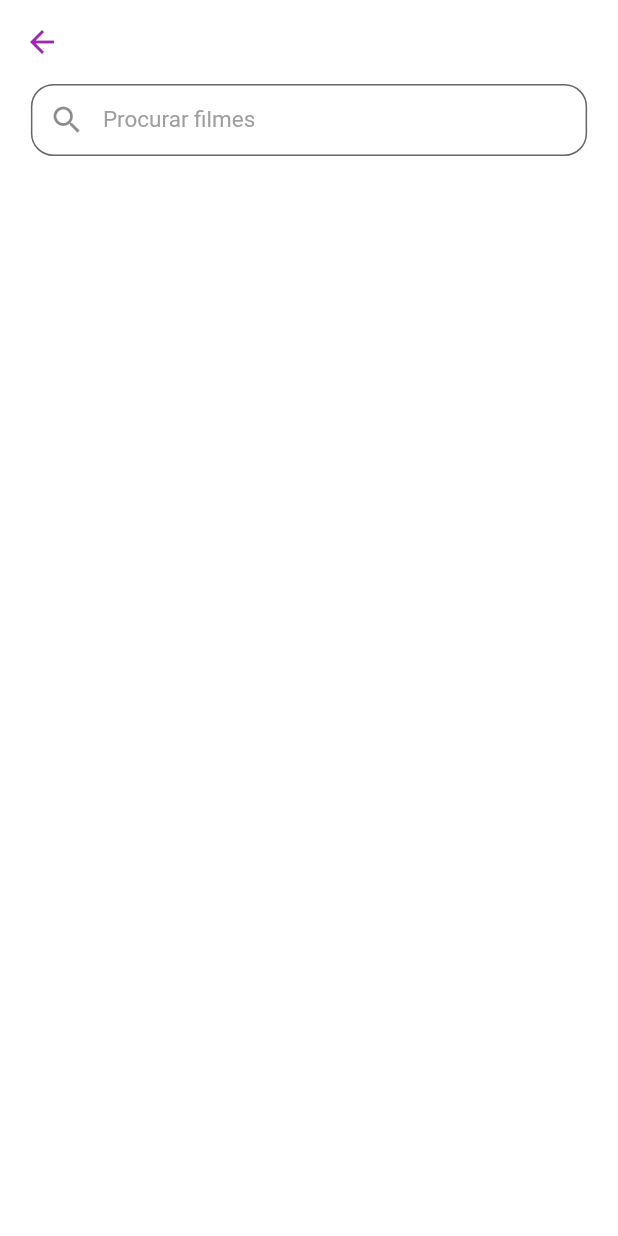
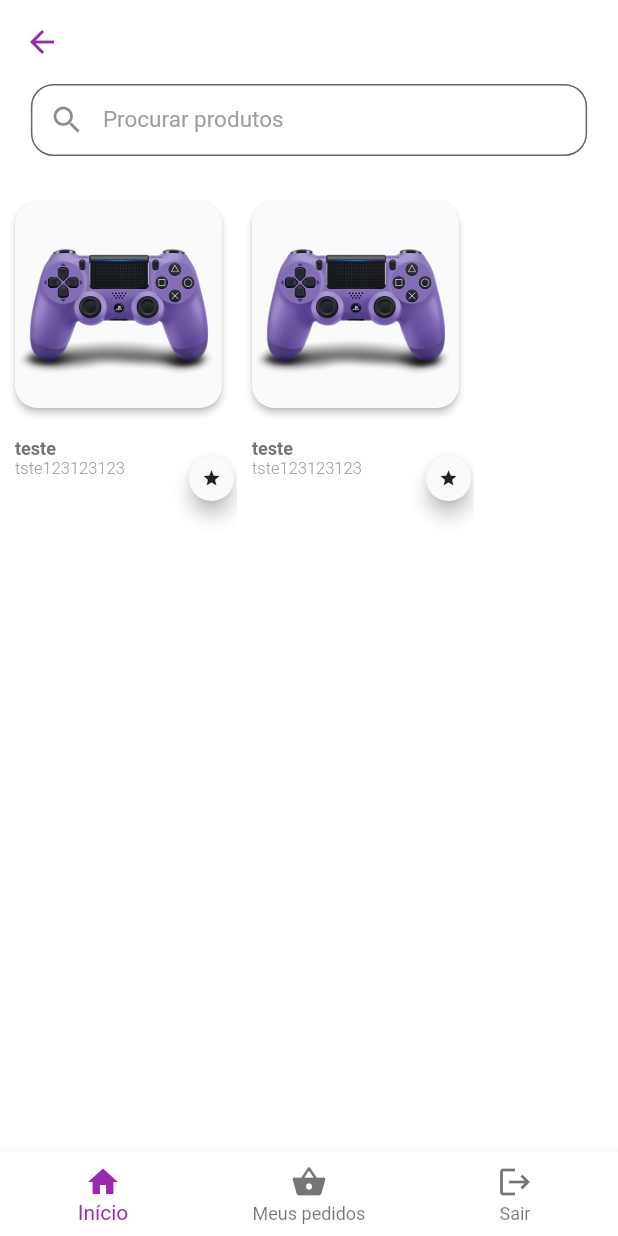
Before and after one commit to oapmartins/aplicacao-E-comerce, a Flutter app: the HomePage screen opened by its route, on a phone screen of 412 x 824 dp. Run offline on Flutter 3.47's test engine with Material 2 defaults, Android fonts, the phone set to English and light mode, and no system bars; our stand-ins replace transparent_image; Roboto replaces fonts that are missing (Muli).

Commit message:
Começando a fazer página inicial e página dos pedidos.

```diff
--- /dev/null
+++ b/lib/components/card_produtos.dart
@@ -0,0 +1,67 @@
+import 'package:flutter/material.dart';
+import 'package:transparent_image/transparent_image.dart';
+
+class CardProdutos extends StatelessWidget {
+  const CardProdutos({Key? key}) : super(key: key);
+
+  @override
+  Widget build(BuildContext context) {
+    return Container(
+      width: 158,
+      height: 280,
+      child: Stack(
+        children: [
+          Padding(
+            padding: const EdgeInsets.all(10.0),
+            child: Column(
+              crossAxisAlignment: CrossAxisAlignment.start,
+              children: [
+                Material(
+                  elevation: 2,
+                  borderRadius: BorderRadius.circular(15),
+                  child: ClipRRect(
+                    borderRadius: BorderRadius.circular(15),
+                    clipBehavior: Clip.antiAlias,
+                    child: Image.asset('assets/images/ps4_console_blue_1.png'),
+                  ),
+                ),
+                SizedBox(height: 20),
+                Text(
+                  'teste',
+                  style: TextStyle(fontSize: 12, fontWeight: FontWeight.w600),
+                  overflow: TextOverflow.ellipsis,
+                  maxLines: 2,
+                ),
+                Text(
+                  'tste123123123',
+                  style: TextStyle(
+                    fontSize: 11,
+                    fontWeight: FontWeight.w300,
+                    color: Colors.grey,
+                  ),
+                ),
+              ],
+            ),
+          ),
+          Positioned(
+            bottom: 70,
+            right: -7,
+            child: Material(
+              elevation: 5,
+              shape: CircleBorder(),
+              clipBehavior: Clip.antiAlias,
+              child: SizedBox(
+                height: 30,
+                child: IconButton(
+                  iconSize: 13,
+                  onPressed: () {},
+                  icon: Icon(Icons.star),
+                ),
+              ),
+            ),
+          ),
+        ],
+      ),
+    );
+  }
+}
--- a/lib/components/input_filter.dart
+++ b/lib/components/input_filter.dart
@@ -0,0 +1,36 @@
+import 'package:flutter/material.dart';
+
+import '../constants.dart';
+
+class InputFilter extends StatelessWidget {
+  const InputFilter({
+    Key? key,
+    required this.textoInput,
+  }) : super(key: key);
+
+  final String textoInput;
+
+  @override
+  Widget build(BuildContext context) {
+    return Container(
+      width: MediaQuery.of(context).size.width * .9,
+      padding: const EdgeInsets.only(bottom: 20),
+      child: TextField(
+        decoration: InputDecoration(
+          border: OutlineInputBorder(
+            borderRadius: BorderRadius.circular(15),
+            borderSide: const BorderSide(color: kTextColor),
+            gapPadding: 10,
+          ),
+          fillColor: Colors.white,
+          filled: true,
+          labelText: textoInput,
+          labelStyle: const TextStyle(fontSize: 15, color: Colors.grey),
+          prefixIcon: const Icon(Icons.search),
+          contentPadding: EdgeInsets.zero,
+          floatingLabelBehavior: FloatingLabelBehavior.never,
+        ),
+      ),
+    );
+  }
+}
--- a/lib/screens/home/home_page.dart
+++ b/lib/screens/home/home_page.dart
@@ -1,6 +1,8 @@
+import 'dart:async';
+
+import 'package:e_commerce_framework/screens/home/meus_pedidos.dart';
+import 'package:e_commerce_framework/screens/home/produtos_inicio.dart';
 import 'package:flutter/material.dart';
-
-import '../../constants.dart';
 
 class HomePage extends StatefulWidget {
   const HomePage({Key? key}) : super(key: key);
@@ -10,38 +12,58 @@ class HomePage extends StatefulWidget {
 }
 
 class _HomePageState extends State<HomePage> {
+  int _paginaAtual = 0;
+  final List<Widget> _telas = [
+    ProdutosInicio(),
+    MeusPedidos(),
+    MeusPedidos(),
+  ];
+
+  void mudarDeAba(int indice) {
+    setState(() {
+      _paginaAtual = indice;
+
+      if (_paginaAtual == 2) {
+        Navigator.of(context).pushNamedAndRemoveUntil(
+            '/splash', (Route<dynamic> route) => false);
+      }
+    });
+  }
+
   @override
   Widget build(BuildContext context) {
     return Scaffold(
       appBar: AppBar(),
-      body: SizedBox(
-        width: MediaQuery.of(context).size.width,
-        //height: 196,
-        child: Stack(
-          alignment: Alignment.bottomCenter,
-          children: [
-            Container(
-              width: MediaQuery.of(context).size.width * .9,
-              padding: EdgeInsets.only(bottom: 20),
-              child: TextField(
-                decoration: InputDecoration(
-                  border: OutlineInputBorder(
-                    borderRadius: BorderRadius.circular(15),
-                    borderSide: const BorderSide(color: kTextColor),
-                    gapPadding: 10,
-                  ),
-                  fillColor: Colors.white,
-                  filled: true,
-                  labelText: "Procurar filmes",
-                  labelStyle: TextStyle(fontSize: 15, color: Colors.grey),
-                  prefixIcon: Icon(Icons.search),
-                  contentPadding: EdgeInsets.zero,
-                  floatingLabelBehavior: FloatingLabelBehavior.never,
-                ),
-              ),
-            )
-          ],
-        ),
+      // body: SizedBox(
+      //   width: MediaQuery.of(context).size.width,
+      //   //height: 196,
+      //   child: Stack(
+      //     alignment: Alignment.bottomCenter,
+      //     children: [
+      //       const InputFilter(textoInput: 'Procurar produtos'),
+      //     ],
+      //   ),
+      // ),
+      body: _telas[_paginaAtual],
+      bottomNavigationBar: BottomNavigationBar(
+        onTap: mudarDeAba,
+        backgroundColor: Colors.white,
+        selectedItemColor: Colors.purple,
+        currentIndex: _paginaAtual,
+        items: [
+          const BottomNavigationBarItem(
+            icon: Icon(Icons.home),
+            label: "Início",
+          ),
+          const BottomNavigationBarItem(
+            icon: Icon(Icons.shopping_basket),
+            label: "Meus pedidos",
+          ),
+          const BottomNavigationBarItem(
+            icon: Icon(Icons.logout),
+            label: "Sair",
+          ),
+        ],
       ),
     );
   }
--- /dev/null
+++ b/lib/screens/home/meus_pedidos.dart
@@ -0,0 +1,22 @@
+import 'package:e_commerce_framework/components/card_produtos.dart';
+import 'package:flutter/material.dart';
+
+class MeusPedidos extends StatefulWidget {
+  const MeusPedidos({Key? key}) : super(key: key);
+
+  @override
+  _MeusPedidosState createState() => _MeusPedidosState();
+}
+
+class _MeusPedidosState extends State<MeusPedidos> {
+  @override
+  Widget build(BuildContext context) {
+    return Container(
+      child: Column(
+        children: [
+          CardProdutos(),
+        ],
+      ),
+    );
+  }
+}
--- /dev/null
+++ b/lib/screens/home/produtos_inicio.dart
@@ -0,0 +1,31 @@
+import 'package:e_commerce_framework/components/card_produtos.dart';
+import 'package:e_commerce_framework/components/input_filter.dart';
+import 'package:flutter/material.dart';
+
+class ProdutosInicio extends StatefulWidget {
+  const ProdutosInicio({Key? key}) : super(key: key);
+
+  @override
+  _ProdutosInicioState createState() => _ProdutosInicioState();
+}
+
+class _ProdutosInicioState extends State<ProdutosInicio> {
+  @override
+  Widget build(BuildContext context) {
+    return SizedBox(
+      width: MediaQuery.of(context).size.width,
+      //height: 196,
+      child: Column(
+        children: [
+          const InputFilter(textoInput: 'Procurar produtos'),
+          Row(
+            children: [
+              CardProdutos(),
+              CardProdutos(),
+            ],
+          ),
+        ],
+      ),
+    );
+  }
+}
--- /dev/null
+++ b/lib/screens/login/components/bottom_navigation_bar.dart
@@ -0,0 +1,10 @@
+import 'package:flutter/material.dart';
+
+class BottomNavigationVar extends StatelessWidget {
+  const BottomNavigationVar({Key? key}) : super(key: key);
+
+  @override
+  Widget build(BuildContext context) {
+    return Container();
+  }
+}
--- a/pubspec.yaml
+++ b/pubspec.yaml
@@ -34,6 +34,7 @@ dependencies:
   # The following adds the Cupertino Icons font to your application.
   # Use with the CupertinoIcons class for iOS style icons.
   cupertino_icons: ^1.0.2
+  transparent_image: ^2.0.0
 
 dev_dependencies:
   flutter_test:
```
Also changed, not shown: pubspec.lock, 1 other file.
